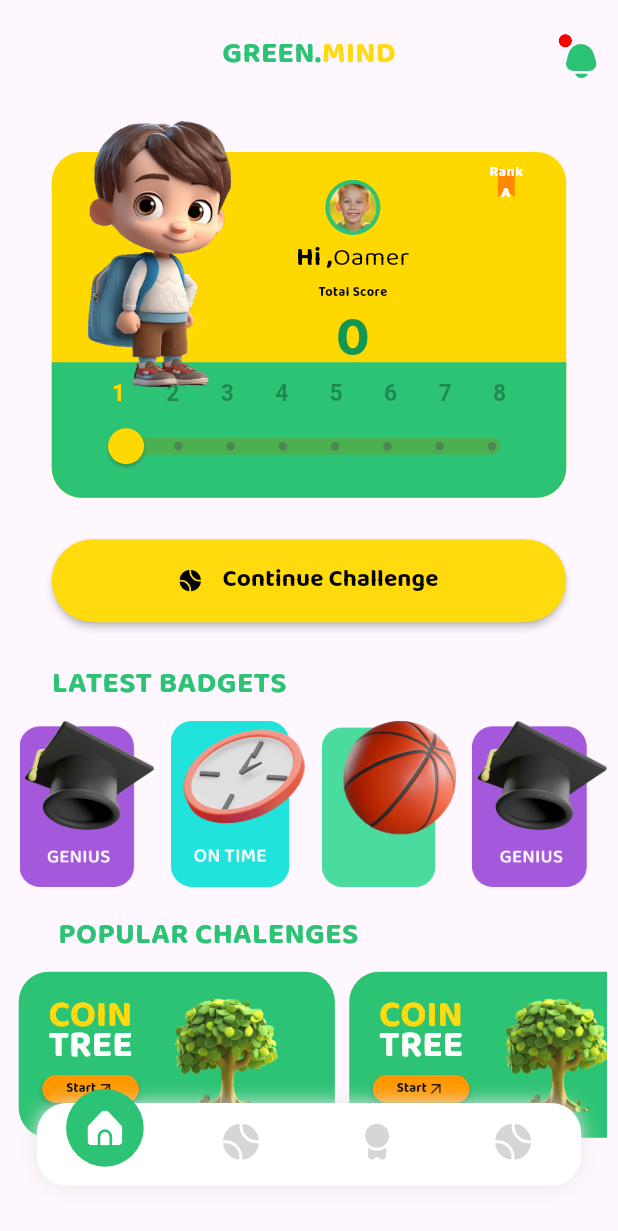
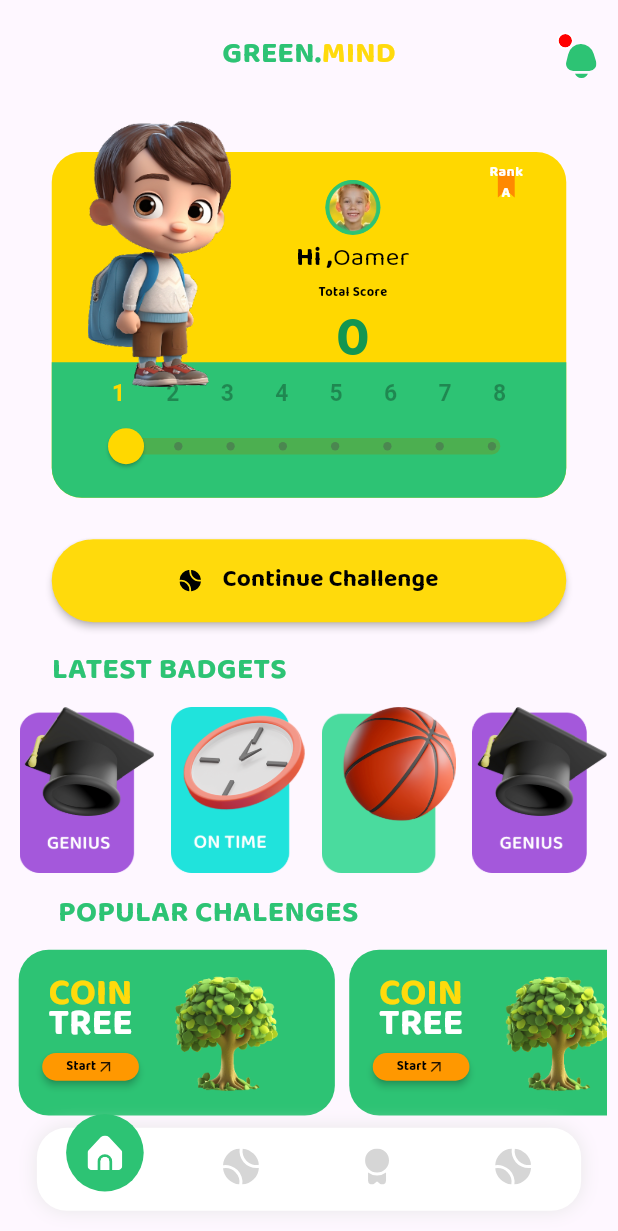
Before and after one commit to Ahmed10khattab/Score-app, a Flutter app: the MainLayOutScreen screen opened directly with empty values, on a phone screen of 412 x 824 dp. Shown: the top 1231 px of the screen. Run offline on Flutter 3.47's test engine with Material 3 defaults, Android fonts, the phone set to English and light mode, and no system bars; our stand-ins replace flutter_bloc, flutter_screenutil, flutter_svg, get_it, page_transition, shared_preferences and 1 more; accounts and stored records are empty.

Commit message:
third commit

```diff
--- a/lib/feature/home/presentation/screens/home_screen.dart
+++ b/lib/feature/home/presentation/screens/home_screen.dart
@@ -90,7 +90,7 @@ class HomeScreen extends StatelessWidget {
           ),
           CustomButton(text: AppStrings.continueChallenge, onPressed: () {},color: AppColors.yellow1,),
           SizedBox(
-            height: 15.h,
+            height: 10.h,
           ),
           const CutomTextHeader(
             text: AppStrings.latestBadgets,
@@ -98,7 +98,7 @@ class HomeScreen extends StatelessWidget {
           ),
           const LatestBudges(),
           SizedBox(
-            height: 5.h,
+            height: 2.h,
           ),
           const CutomTextHeader(
             text: AppStrings.popularChalenges,
--- a/lib/feature/screns/main_lay_out.dart
+++ b/lib/feature/screns/main_lay_out.dart
@@ -30,7 +30,7 @@ class MainLayOutScreen extends StatelessWidget {
             children: [
               screens[cubit.index],
               Positioned(
-                  bottom: 10.h,
+                  bottom:1.h,
                   left: 10.w,
                   right: 10.w,
                   child: const CutomNavBar())
```
